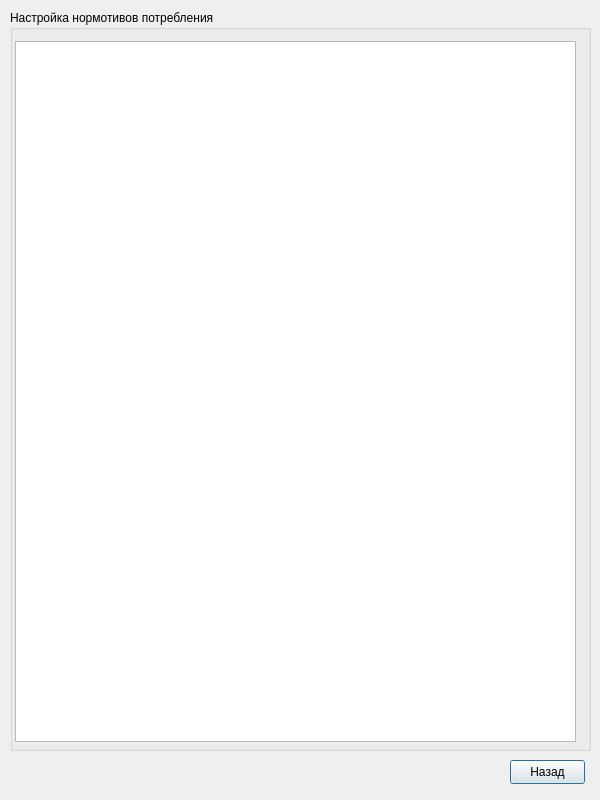
Above: normativesettingwindow.ui from A1exRuf/rentCalculation_repo before the change. Below: the same form after it.
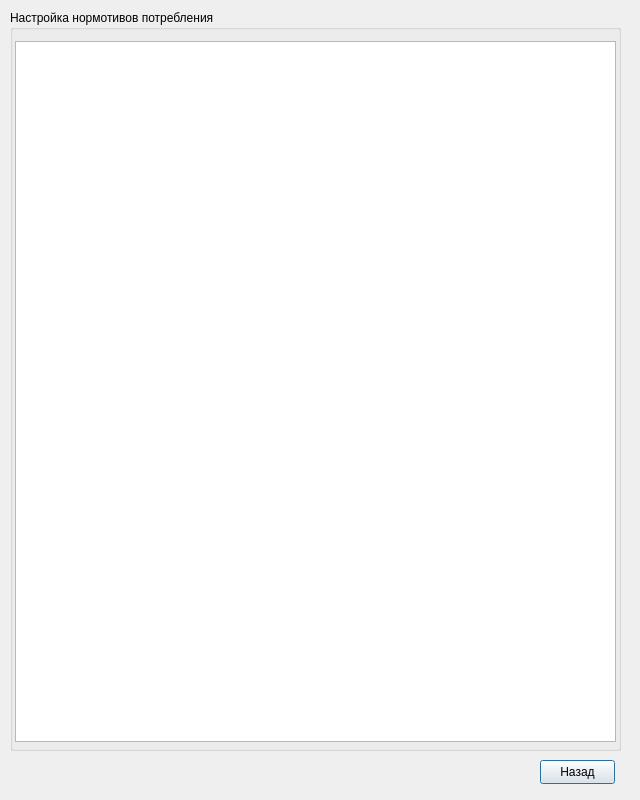
That is the form after the change.

```diff
--- a/normativesettingwindow.ui
+++ b/normativesettingwindow.ui
@@ -6,7 +6,7 @@
    <rect>
     <x>0</x>
     <y>0</y>
-    <width>600</width>
+    <width>640</width>
     <height>800</height>
    </rect>
   </property>
@@ -18,7 +18,7 @@
     <rect>
      <x>10</x>
      <y>10</y>
-     <width>581</width>
+     <width>611</width>
      <height>741</height>
     </rect>
    </property>
@@ -30,7 +30,7 @@
      <rect>
       <x>5</x>
       <y>31</y>
-      <width>561</width>
+      <width>601</width>
       <height>701</height>
      </rect>
     </property>
@@ -42,7 +42,7 @@
   <widget class="QPushButton" name="pushButton_toMenu">
    <property name="geometry">
     <rect>
-     <x>510</x>
+     <x>540</x>
      <y>760</y>
      <width>75</width>
      <height>24</height>
```
